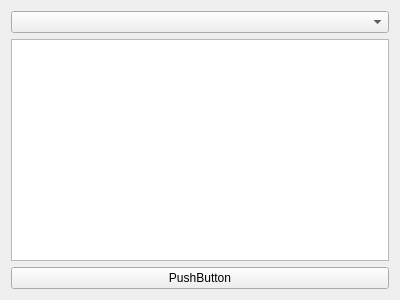
Qt form forms/gui_main_window.ui (michalbajorek/sqlite-explorer) before a commit.
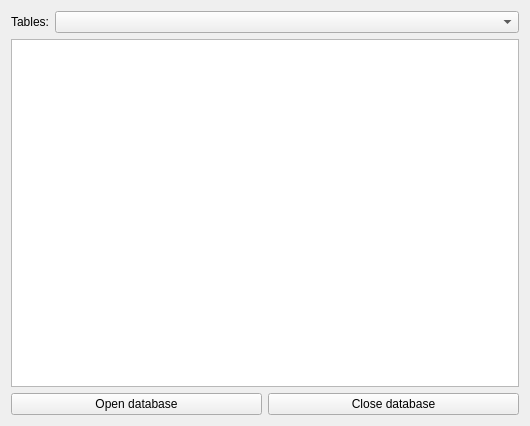
The same form after that commit.

```diff
--- a/forms/gui_main_window.ui
+++ b/forms/gui_main_window.ui
@@ -6,8 +6,8 @@
    <rect>
     <x>0</x>
     <y>0</y>
-    <width>400</width>
-    <height>300</height>
+    <width>530</width>
+    <height>426</height>
    </rect>
   </property>
   <property name="windowTitle">
@@ -16,17 +16,54 @@
   <widget class="QWidget" name="centralWidget">
    <layout class="QVBoxLayout" name="verticalLayout">
     <item>
-     <widget class="QComboBox" name="comboBox"/>
+     <layout class="QHBoxLayout" name="layoutCombo">
+      <property name="topMargin">
+       <number>0</number>
+      </property>
+      <item>
+       <widget class="QLabel" name="label">
+        <property name="sizePolicy">
+         <sizepolicy hsizetype="Maximum" vsizetype="Preferred">
+          <horstretch>0</horstretch>
+          <verstretch>0</verstretch>
+         </sizepolicy>
+        </property>
+        <property name="text">
+         <string>Tables:</string>
+        </property>
+       </widget>
+      </item>
+      <item>
+       <widget class="QComboBox" name="comboTables"/>
+      </item>
+     </layout>
     </item>
     <item>
      <widget class="QTableView" name="tableView"/>
     </item>
     <item>
-     <widget class="QPushButton" name="pushButton">
-      <property name="text">
-       <string>PushButton</string>
+     <layout class="QHBoxLayout" name="layoutButtons">
+      <property name="topMargin">
+       <number>0</number>
       </property>
-     </widget>
+      <property name="bottomMargin">
+       <number>0</number>
+      </property>
+      <item>
+       <widget class="QPushButton" name="buttonOpen">
+        <property name="text">
+         <string>Open database</string>
+        </property>
+       </widget>
+      </item>
+      <item>
+       <widget class="QPushButton" name="buttonClose">
+        <property name="text">
+         <string>Close database</string>
+        </property>
+       </widget>
+      </item>
+     </layout>
     </item>
    </layout>
   </widget>
```
Left out of the diff: 4 changed lines with no effect on the pictures.
